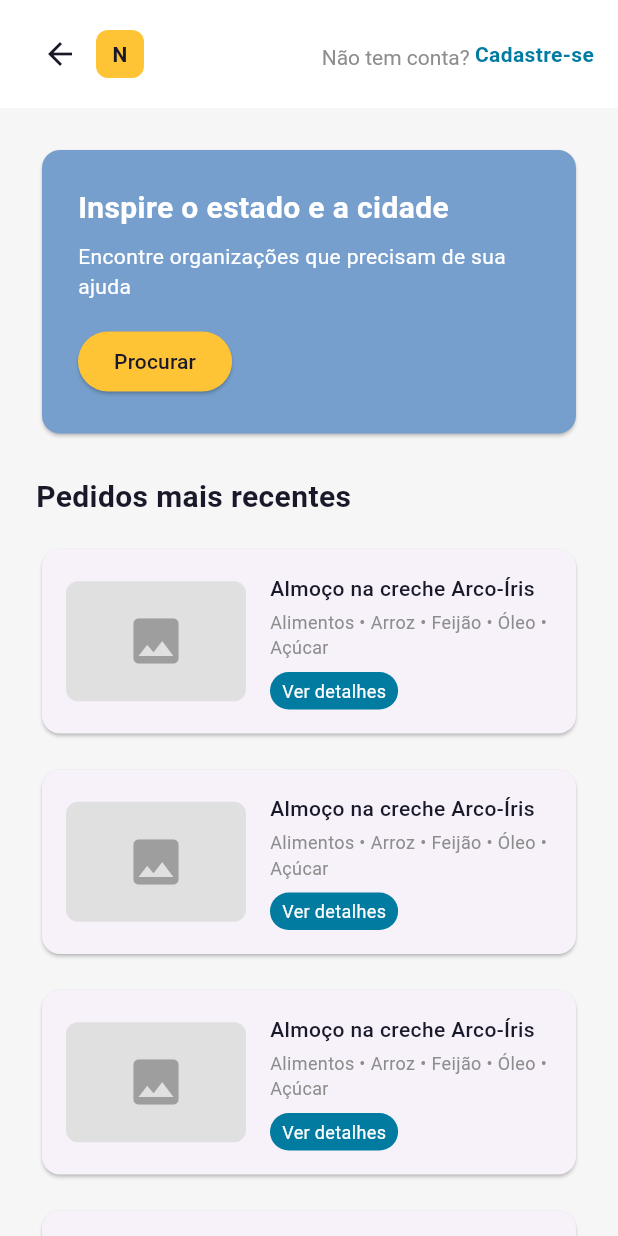
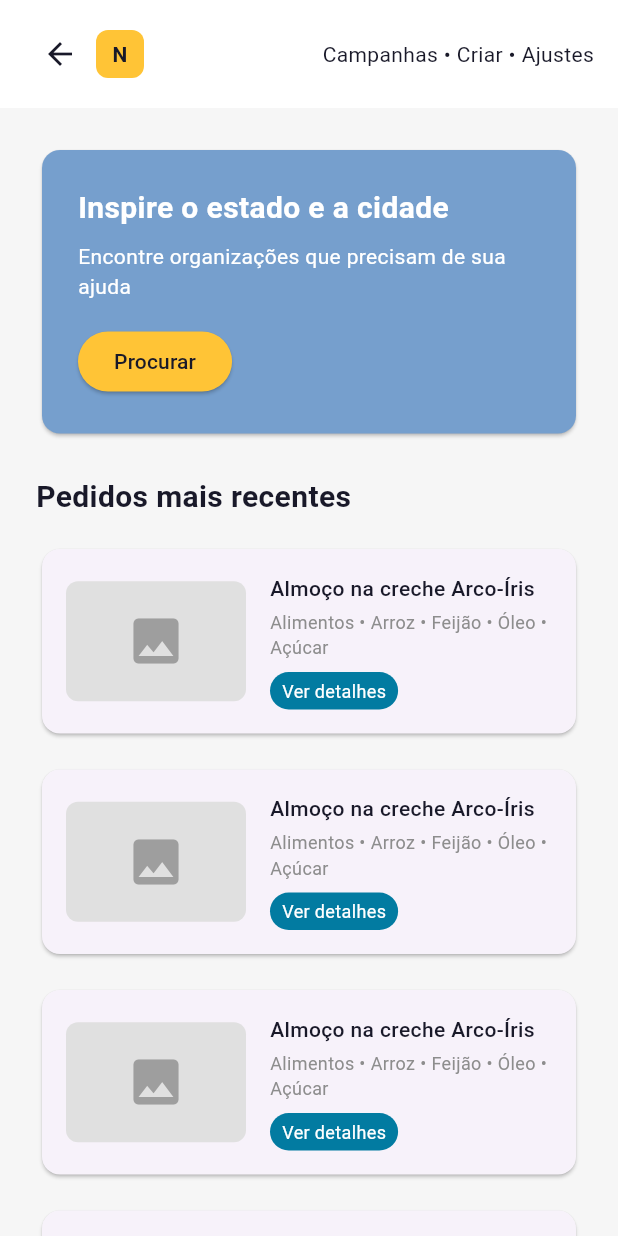
Before and after one commit to Fredericobarbosa/nacao_nutrida_flutter, a Flutter app: the screen it shows after launch, after a tap on "Encontre campanhas em sua região →", on a phone screen of 412 x 824 dp. Run offline on Flutter 3.47's test engine with Material 3 defaults, Android fonts, the phone set to English and light mode, and no system bars.

Commit message:
Atualizando estilização do header

```diff
--- a/lib/components/header.dart
+++ b/lib/components/header_descobrir.dart
@@ -1,17 +1,17 @@
 import 'package:flutter/material.dart';
 
-class Header extends StatelessWidget {
+class HeaderDescobrir extends StatelessWidget {
   final String? leftText;
-  final String rightText;
-  final String rightButtonText;
+  final String? rightText;
+  final String? rightButtonText;
   final VoidCallback? onRightButtonPressed;
   final bool showLogo;
 
-  const Header({
+  const HeaderDescobrir({
     super.key,
     this.leftText,
-    required this.rightText,
-    required this.rightButtonText,
+    this.rightText,
+    this.rightButtonText,
     this.onRightButtonPressed,
     this.showLogo = true,
   });
@@ -22,11 +22,9 @@ class Header extends StatelessWidget {
       color: Colors.white,
       padding: const EdgeInsets.symmetric(horizontal: 16, vertical: 12),
       child: Row(
-        mainAxisAlignment: MainAxisAlignment.spaceBetween,
         children: [
           Row(
             children: [
-              // Ícone de voltar
               IconButton(
                 icon: const Icon(Icons.arrow_back, color: Color(0xFF191929)),
                 onPressed: () {
@@ -36,29 +34,19 @@ class Header extends StatelessWidget {
               if (showLogo) _buildLogoWithText(leftText),
             ],
           ),
-          RichText(
-            text: TextSpan(
-              text: '$rightText ',
-              style: const TextStyle(
-                color: Color(0xFF8d8d8d),
-                fontSize: 14,
-              ),
-              children: [
-                WidgetSpan(
-                  child: GestureDetector(
-                    onTap: onRightButtonPressed,
-                    child: Text(
-                      rightButtonText,
-                      style: const TextStyle(
-                        color: Color(0xFF027ba1),
-                        fontWeight: FontWeight.bold,
-                      ),
-                    ),
+          if (rightText != null)
+            Expanded(
+              child: Align(
+                alignment: Alignment.centerRight,
+                child: Text(
+                  rightText!,
+                  style: const TextStyle(
+                    color: Color(0xFF191929),
+                    fontSize: 14,
                   ),
                 ),
-              ],
+              ),
             ),
-          ),
         ],
       ),
     );
--- /dev/null
+++ b/lib/components/header_inicial.dart
@@ -0,0 +1,78 @@
+import 'package:flutter/material.dart';
+
+class HeaderInicial extends StatelessWidget {
+  final String? leftText;
+  final String? rightText;
+  final String? rightButtonText;
+  final VoidCallback? onRightButtonPressed;
+  final bool showLogo;
+
+  const HeaderInicial({
+    super.key,
+    this.leftText,
+    this.rightText,
+    this.rightButtonText,
+    this.onRightButtonPressed,
+    this.showLogo = true,
+  });
+
+  @override
+  Widget build(BuildContext context) {
+    return Container(
+      color: Colors.white,
+      padding: const EdgeInsets.symmetric(horizontal: 16, vertical: 12),
+      child: Row(
+        children: [
+          if (showLogo) _buildLogoWithText(leftText),
+          if (rightText != null)
+            Expanded(
+              child: Align(
+                alignment: Alignment.centerRight,
+                child: Text(
+                  rightText!,
+                  style: const TextStyle(
+                    color: Color(0xFF191929),
+                    fontSize: 14,
+                  ),
+                ),
+              ),
+            ),
+        ],
+      ),
+    );
+  }
+
+  Widget _buildLogoWithText(String? text) {
+    return Row(
+      children: [
+        Container(
+          width: 32,
+          height: 32,
+          decoration: BoxDecoration(
+            color: const Color(0xFFffc436),
+            borderRadius: BorderRadius.circular(8),
+          ),
+          child: const Center(
+            child: Text(
+              'N',
+              style: TextStyle(
+                color: Color(0xFF191929),
+                fontWeight: FontWeight.bold,
+              ),
+            ),
+          ),
+        ),
+        if (text != null) ...[
+          const SizedBox(width: 8),
+          Text(
+            text,
+            style: const TextStyle(
+              color: Color(0xFF191929),
+              fontWeight: FontWeight.w500,
+            ),
+          ),
+        ],
+      ],
+    );
+  }
+}
--- a/lib/screens/descobrir.dart
+++ b/lib/screens/descobrir.dart
@@ -1,5 +1,5 @@
 import 'package:flutter/material.dart';
-import '../components/header_auth.dart';
+import '../components/header_descobrir.dart';
 import '../components/footer.dart';
 import '../components/center_content.dart';
 
@@ -13,13 +13,8 @@ class DescobrirPage extends StatelessWidget {
       body: SingleChildScrollView(
         child: Column(
           children: [
-            HeaderAuth(
-              rightText: 'Não tem conta?',
-              rightButtonText: 'Cadastre-se',
-              onRightButtonPressed: () {
-                Navigator.pushNamed(context, '/cadastro-usuario');
-              },
-              showBackButton: true,
+            HeaderDescobrir(
+             rightText: 'Campanhas • Criar • Ajustes',
             ),
             Padding(padding: const EdgeInsets.all(24), child: CenterContent()),
             const Footer(),
--- a/lib/screens/pagina_inicial.dart
+++ b/lib/screens/pagina_inicial.dart
@@ -1,5 +1,5 @@
 import 'package:flutter/material.dart';
-import '../components/header.dart';
+import '../components/header_inicial.dart';
 import '../components/footer.dart';
 import '../components/left_sidebar.dart';
 
@@ -13,16 +13,10 @@ class PaginaInicial extends StatelessWidget {
       body: SingleChildScrollView(
         child: Column(
           children: [
-            const Header(
-              leftText: 'Campanhas • Criar • Ajustes',
-              rightText: 'Não tem conta?',
-              rightButtonText: 'Cadastre-se',
-              onRightButtonPressed: null,
+            HeaderInicial(
+              rightText: 'Campanhas • Criar • Ajustes',
             ),
-            Padding(
-              padding: const EdgeInsets.all(24),
-              child: LeftSidebar(),
-            ),
+            Padding(padding: const EdgeInsets.all(24), child: LeftSidebar()),
             const Footer(),
           ],
         ),
```
Also changed, not shown: lib/components/left_sidebar.dart (+50 -37 lines).
